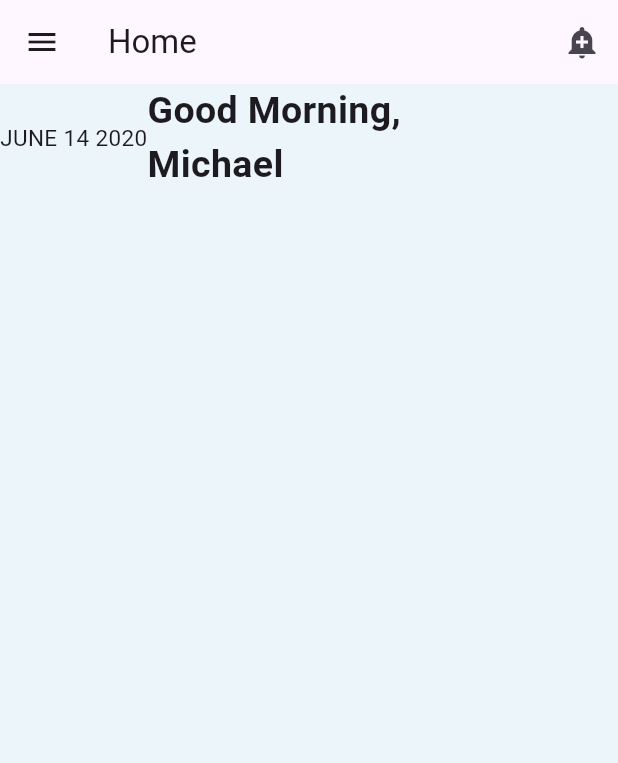
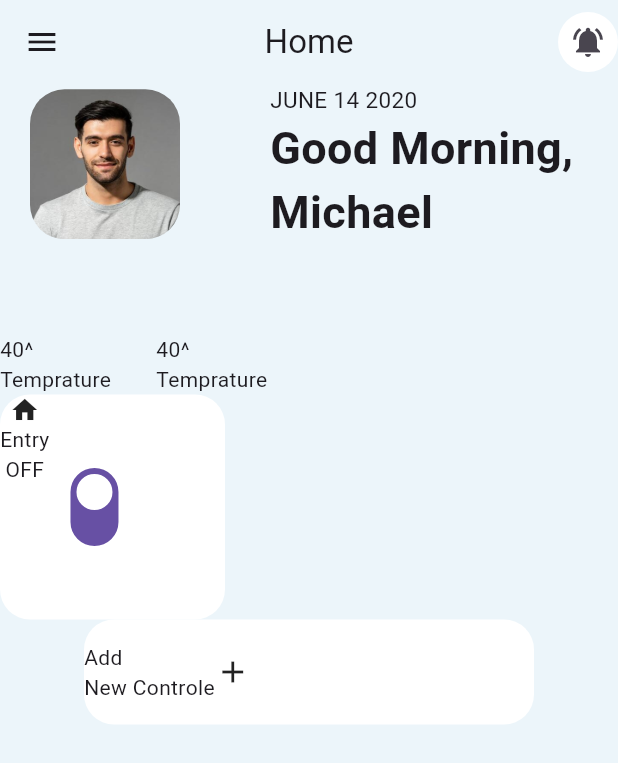
Before and after one commit to akhilapg/Design1, a Flutter app: the SecondScreen screen opened directly, on a phone screen of 412 x 824 dp. Shown: the top 763 px of the screen. Run offline on Flutter 3.47's test engine with Material 3 defaults, Android fonts, the phone set to English and light mode, and no system bars.

Commit message:
second page intialized

```diff
--- a/lib/first_page.dart
+++ b/lib/first_page.dart
@@ -1,3 +1,4 @@
+import 'package:design1_iotapp/second_page.dart';
 import 'package:flutter/material.dart';
 
 class FirstScreen extends StatelessWidget {
@@ -50,7 +51,12 @@ class FirstScreen extends StatelessWidget {
                 borderRadius: BorderRadius.circular(30),
               ),
             ),
-            onPressed: () {},
+            onPressed: () {
+              Navigator.push(
+                context,
+                MaterialPageRoute(builder: (context) => SecondScreen()),
+              );
+            },
             child: Center(
               child: Text(
                 "Next",
--- a/lib/main.dart
+++ b/lib/main.dart
@@ -12,7 +12,7 @@ class MyApp extends StatelessWidget {
   @override
   Widget build(BuildContext context) {
     return MaterialApp(
-      home: SecondScreen(),
+      home: FirstScreen(),
       debugShowCheckedModeBanner: false,
     ); //Root widget
   }
--- a/lib/second_page.dart
+++ b/lib/second_page.dart
@@ -8,26 +8,102 @@ class SecondScreen extends StatelessWidget {
     return Scaffold(
       backgroundColor: Color(0xFFecf5fa),
       appBar: AppBar(
-        leading: IconButton(onPressed: () {}, icon: Icon(Icons.menu)),
+        backgroundColor: Color(0xFFecf5fa),
+        leading: IconButton(
+          onPressed: () {
+            Navigator.pop(context);
+          },
+          icon: Icon(Icons.menu),
+        ),
         title: const Text('Home'),
-        actions: [IconButton(onPressed: () {}, icon: Icon(Icons.add_alert))],
+        centerTitle: true,
+        actions: [
+          Container(
+            width: 40,
+            height: 40,
+            decoration: BoxDecoration(
+              borderRadius: BorderRadius.circular(20),
+              color: Colors.white,
+            ),
+            child: Center(child: Icon(Icons.notifications_active)),
+          ),
+        ],
       ),
       body: Column(
         children: [
           Row(
             // mainAxisAlignment: MainAxisAlignment.spaceBetween,
             children: [
-              Text('JUNE 14 2020', style: TextStyle(fontSize: 15)),
-              Text(
-                'Good Morning,\nMichael',
-                style: TextStyle(fontWeight: FontWeight.bold, fontSize: 25),
+              SizedBox(width: 20),
+              ClipRRect(
+                borderRadius: BorderRadius.circular(23),
+                child: Image.asset(
+                  "assets/images/profile_pic.jpg",
+                  width: 100,
+                  height: 100,
+                  fit: BoxFit.fitHeight,
+                ),
+              ),
+              SizedBox(width: 60),
+              Column(
+                crossAxisAlignment: CrossAxisAlignment.start,
+                children: [
+                  Text('JUNE 14 2020', style: TextStyle(fontSize: 15)),
+                  Text(
+                    'Good Morning,\nMichael',
+                    style: TextStyle(fontWeight: FontWeight.bold, fontSize: 30),
+                  ),
+                ],
               ),
             ],
           ),
+          SizedBox(height: 60),
 
-
+          Row(
+            children: [
+              Text("40^\nTemprature"),
+              SizedBox(width: 30),
+              Text("40^\nTemprature"),
+            ],
+          ),
+          Row(
+            children: [
+              Container(
+                width: 150,
+                height: 150,
+                decoration: BoxDecoration(
+                  color: Colors.white,
+                  borderRadius: BorderRadius.circular(20),
+                ),
+                child: Row(
+                  children: [
+                    Column(
+                      children: [
+                        Icon(Icons.home, size: 20),
+                        Text("Entry"),
+                        Text("OFF"),
+                      ],
+                    ),
+                    Transform.rotate(
+                      angle: -3.14159 / 2, // Rotate 90 degrees counterclockwise
+                      child: Switch(value: true, onChanged: (bool value) {}),
+                    ),
+                  ],
+                ),
+              ),
+            ],
+          ),
+          Container(
+            width: 300,
+            height: 70,
+            decoration: BoxDecoration(
+              borderRadius: BorderRadius.circular(20),
+              color: Colors.white,
+            ),
+            child: Row(children: [Text("Add\nNew Controle") ,Icon(Icons.add)]),
+          ),
         ],
-      )
+      ),
     );
   }
 }
--- a/pubspec.yaml
+++ b/pubspec.yaml
@@ -58,9 +58,8 @@ flutter:
   uses-material-design: true
 
   # To add assets to your application, add an assets section, like this:
-#   assets:
-#      - assets/images/
-  #   - images/a_dot_ham.jpeg
+  assets:
+    - assets/images/
 
   # An image asset can refer to one or more resolution-specific "variants", see
   # https://flutter.dev/to/resolution-aware-images
```
Also changed, not shown: pubspec.lock.
